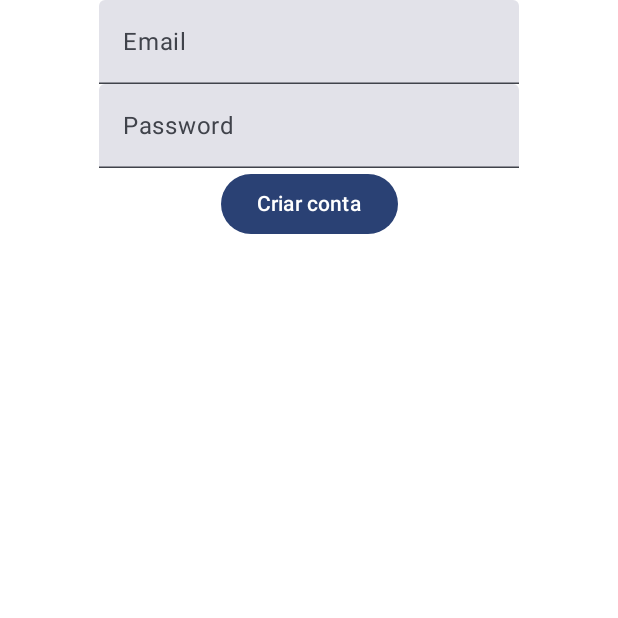
After one commit to DiogoMarques2003/PDM24_23000_Diogo_Marques, an Android app built with Jetpack Compose: the composable Navigation shown on its own in the app's theme, on a phone screen of 412 x 824 dp, the top half of it. The commit adds this screen. Run offline under Robolectric (Android 15) with nearby library versions, the phone set to English and light mode, and no system bars.

Commit message:
adicionada algumas deps e organização do ecrã

```diff
--- a/FirebaseStore/app/src/main/AndroidManifest.xml
+++ b/FirebaseStore/app/src/main/AndroidManifest.xml
@@ -1,6 +1,8 @@
 <?xml version="1.0" encoding="utf-8"?>
 <manifest xmlns:android="http://schemas.android.com/apk/res/android"
     xmlns:tools="http://schemas.android.com/tools">
+
+    <uses-permission android:name="android.permission.INTERNET" />
 
     <application
         android:allowBackup="true"
--- /dev/null
+++ b/FirebaseStore/app/src/main/java/com/example/firebasestore/ui/navigation/Navigation.kt
@@ -0,0 +1,23 @@
+package com.example.firebasestore.ui.navigation
+
+import androidx.compose.foundation.layout.padding
+import androidx.compose.runtime.Composable
+import androidx.compose.ui.Modifier
+import androidx.compose.ui.unit.dp
+import androidx.navigation.compose.NavHost
+import androidx.navigation.compose.composable
+import androidx.navigation.compose.rememberNavController
+import com.example.firebasestore.ui.screens.LoginScreen
+
+@Composable
+fun Navigation(modifier: Modifier) {
+    val navController = rememberNavController()
+
+    val defaultModifier = modifier.padding(start = 16.dp, end = 16.dp)
+
+    NavHost(navController = navController, startDestination = "login") {
+        composable("login") {
+            LoginScreen(defaultModifier)
+        }
+    }
+}
--- /dev/null
+++ b/FirebaseStore/app/src/main/java/com/example/firebasestore/ui/screens/LoginScreen.kt
@@ -0,0 +1,49 @@
+package com.example.firebasestore.ui.screens
+
+import androidx.compose.foundation.layout.Column
+import androidx.compose.foundation.layout.fillMaxSize
+import androidx.compose.material3.Button
+import androidx.compose.material3.Text
+import androidx.compose.material3.TextField
+import androidx.compose.runtime.Composable
+import androidx.compose.runtime.getValue
+import androidx.compose.runtime.mutableStateOf
+import androidx.compose.runtime.remember
+import androidx.compose.runtime.setValue
+import androidx.compose.ui.Alignment
+import androidx.compose.ui.Modifier
+import androidx.compose.ui.tooling.preview.Preview
+import com.example.firebasestore.ui.theme.FirebaseStoreTheme
+import android.util.Patterns.*
+
+@Composable
+fun LoginScreen(modifier: Modifier = Modifier) {
+    var email by remember { mutableStateOf("") }
+    var password by remember { mutableStateOf("") }
+
+    Column (modifier = modifier.fillMaxSize(),
+            horizontalAlignment = Alignment.CenterHorizontally) {
+        TextField(
+            value = email,
+            onValueChange = { email = it },
+            label = { Text("Email") },
+            isError = if (email == "") false else !EMAIL_ADDRESS.matcher(email).matches(),
+        )
+
+        TextField(
+            value = password,
+            onValueChange = { password = it },
+            label = { Text("Password") }
+        )
+
+        Button(onClick = {}) { Text("Criar conta") }
+    }
+}
+
+@Preview(showBackground = true)
+@Composable
+private fun PreviewLogin() {
+    FirebaseStoreTheme {
+        LoginScreen()
+    }
+}
```
Also changed, not shown: FirebaseStore/app/build.gradle.kts (+13 -6 lines), FirebaseStore/app/src/main/java/com/example/firebasestore/MainActivity.kt (+2 -23 lines), FirebaseStore/gradle/libs.versions.toml (+18 -2 lines).
